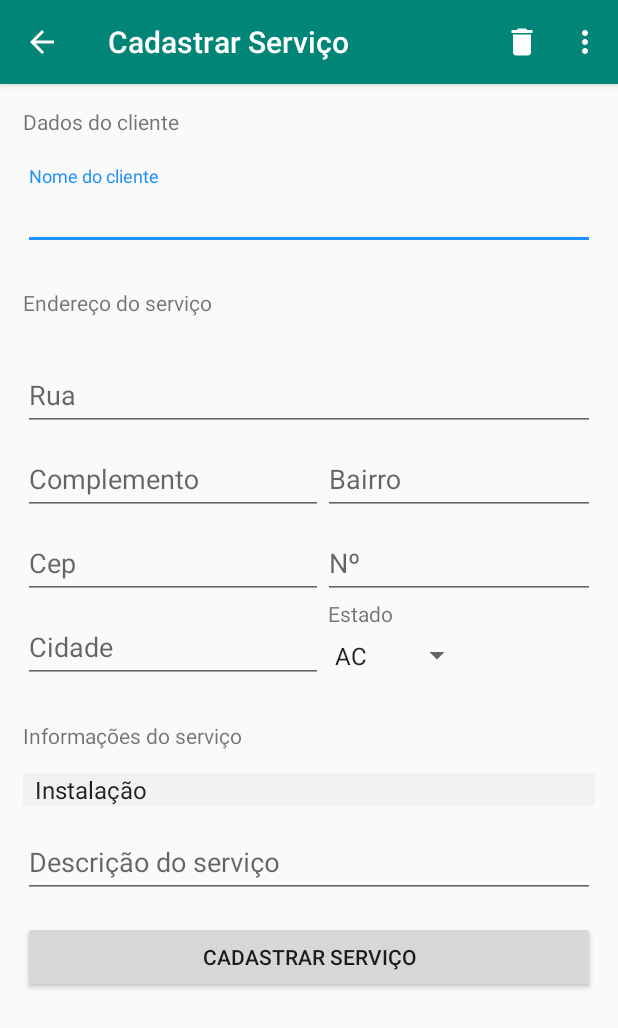
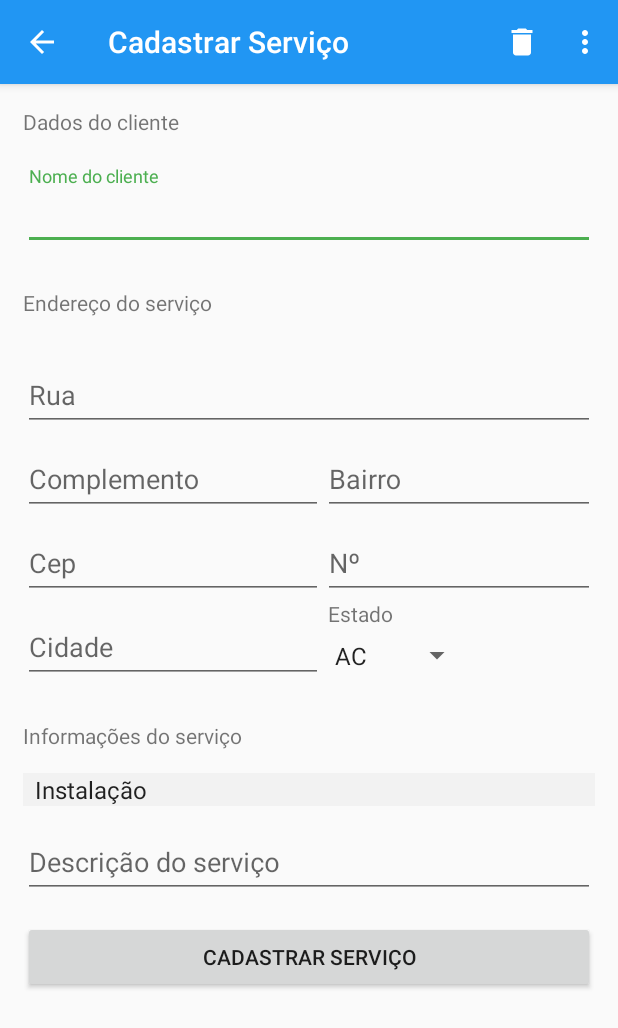
Before and after one commit to RphRodrigues/Android-Projetomeuapp, an Android app: the CadastrarServicoActivity screen opened directly, with no data from a screen before it, on a phone screen of 412 x 824 dp. Shown: the top 1028 px of the screen. Run offline under Robolectric (Android 15) with nearby library versions, the phone set to English and light mode, and no system bars.

Commit message:
Alterado o style do aplicativo

```diff
--- a/app/src/main/res/values/colors.xml
+++ b/app/src/main/res/values/colors.xml
@@ -1,7 +1,12 @@
 <?xml version="1.0" encoding="utf-8"?>
 <resources>
-    <color name="colorPrimary">#008577</color>
-    <color name="colorPrimaryDark">#00574B</color>
-    <color name="colorAccent">#D81B60</color>
+    <color name="colorPrimary">#2196F3</color>
+    <color name="colorPrimaryDark">#1976D2</color>
+    <color name="colorAccent">#4CAF50</color>
+    <color name="lightPrimaryColor">#BBDEFB</color>
+    <color name="primaryText">#212121</color>
+    <color name="secondaryText">#757575</color>
+    <color name="dividerColor">#BDBDBD</color>
+    <color name="textIcon">#FFFFFF</color>
     <color name="myBlue">#2C86FF</color>
 </resources>
--- a/app/src/main/res/values/styles.xml
+++ b/app/src/main/res/values/styles.xml
@@ -5,7 +5,7 @@
         <!-- Customize your theme here. -->
         <item name="colorPrimary">@color/colorPrimary</item>
         <item name="colorPrimaryDark">@color/colorPrimaryDark</item>
-        <item name="colorAccent">#1e90ff</item>
+        <item name="colorAccent">@color/colorAccent</item>
     </style>
 
 </resources>
```
